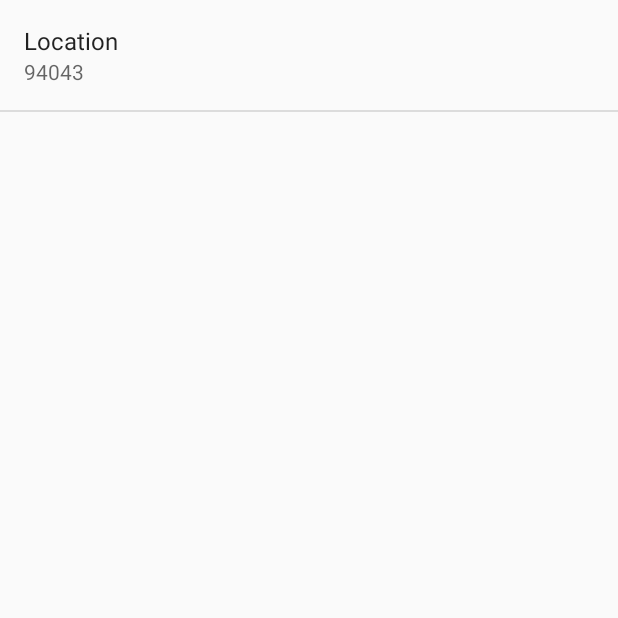
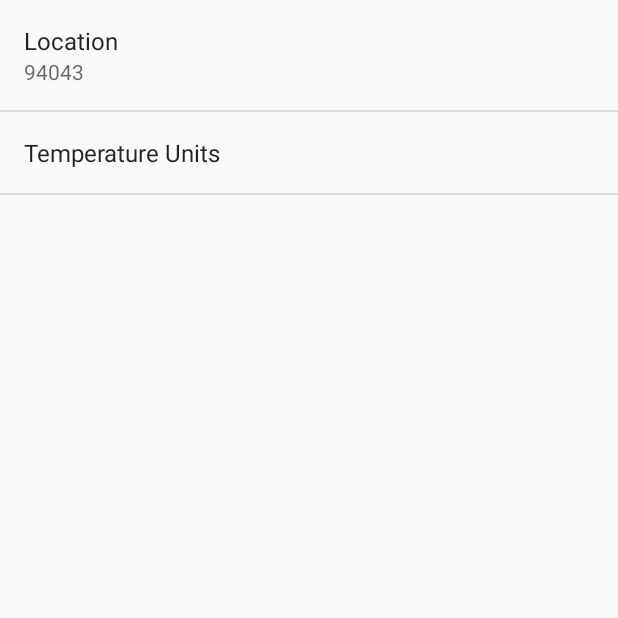
Before and after one commit to yingding/UdacitySunshine, an Android app: the SettingsActivity screen opened directly, with no data from a screen before it, on a phone screen of 412 x 824 dp, the top half of it. Run offline under Robolectric (Android 15) with nearby library versions, the phone set to English and light mode, and no system bars.

Commit message:
link string resource to string array resources

```diff
--- a/app/src/main/java/com/example/ittec/sunshine/SettingsActivity.java
+++ b/app/src/main/java/com/example/ittec/sunshine/SettingsActivity.java
@@ -293,6 +293,7 @@ public class SettingsActivity extends PreferenceActivity
         // For all preferences, attach an OnPreferenceChangeListener
         // so the UI Summary can be updated when the preference changes
         bindPreferenceSummaryToValue(findPreference(getString(R.string.pref_location_key)));
+        bindPreferenceSummaryToValue(findPreference(getString(R.string.pref_units_key)));
     }
 
     /**
--- /dev/null
+++ b/app/src/main/res/values/string_arrays.xml
@@ -0,0 +1,11 @@
+<?xml version="1.0" encoding="utf-8"?>
+<resources xmlns:android="http://schemas.android.com/apk/res/android">
+    <string-array name="pref_entries_str_array">
+        <item android:value="@string/pref_units_metric"/>
+        <item android:value="@string/pref_units_imperial"/>
+    </string-array>
+    <string-array name="pref_entries_value_str_array">
+        <item android:value="@string/pref_units_metric"/>
+        <item android:value="@string/pref_units_imperial"/>
+    </string-array>
+</resources>
--- a/app/src/main/res/values/strings.xml
+++ b/app/src/main/res/values/strings.xml
@@ -21,4 +21,8 @@
 
     <!-- Default postal code for location preference [CHAR LIMIT=NONE]-->
     <string name="pref_location_default" translatable="false">94043</string>
+    <string name="pref_units_label">Temperature Units</string>
+    <string name="pref_units_key" translatable="false">units</string>
+    <string name="pref_units_metric" translatable="false">metric</string>
+    <string name="pref_units_imperial"  translatable="false">imperial</string>
 </resources>
--- a/app/src/main/res/xml/pref_general.xml
+++ b/app/src/main/res/xml/pref_general.xml
@@ -8,5 +8,10 @@
         android:defaultValue="@string/pref_location_default"
         android:inputType="text"
         android:singleLine="true"/>
-
+    <ListPreference
+        android:title="@string/pref_units_label"
+        android:key="@string/pref_units_key"
+        android:defaultValue="@string/pref_units_metric"
+        android:entries="@array/pref_entries_str_array"
+        android:entryValues="@array/pref_entries_value_str_array"/>
 </PreferenceScreen>
```
Also changed, not shown: app/src/main/java/com/example/ittec/sunshine/ForecastFragment.java (+16 -1 lines).
